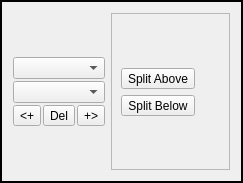
Qt form mqt/MqtBase/ScreenConfigElement.ui (Rsclub22/Minos2-Mirror) before a commit.
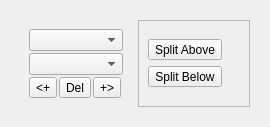
The same form after that commit.

Commit message: Use splitters rather than layouts to allow more flexibility

Patch:
```diff
--- a/mqt/MqtBase/ScreenConfigElement.ui
+++ b/mqt/MqtBase/ScreenConfigElement.ui
@@ -6,20 +6,25 @@
    <rect>
     <x>0</x>
     <y>0</y>
-    <width>243</width>
-    <height>183</height>
+    <width>270</width>
+    <height>114</height>
    </rect>
   </property>
   <property name="windowTitle">
    <string/>
   </property>
   <property name="frameShape">
-   <enum>QFrame::WinPanel</enum>
+   <enum>QFrame::Shape::NoFrame</enum>
   </property>
-  <layout class="QVBoxLayout" name="verticalLayout_3">
+  <property name="lineWidth">
+   <number>0</number>
+  </property>
+  <layout class="QHBoxLayout" name="horizontalLayout_3">
    <item>
+    <widget class="QFrame" name="cframe">
     <layout class="QHBoxLayout" name="horizontalLayout_2">
      <item>
+       <widget class="QFrame" name="typeFrame">
       <layout class="QVBoxLayout" name="verticalLayout">
        <property name="spacing">
         <number>2</number>
@@ -91,6 +96,7 @@
         </spacer>
        </item>
       </layout>
+       </widget>
      </item>
      <item>
       <widget class="QFrame" name="splitFrame">
@@ -144,14 +150,8 @@
        </layout>
       </widget>
      </item>
-     <item>
-      <layout class="QVBoxLayout" name="eleRowsVbl">
-       <property name="spacing">
-        <number>0</number>
-       </property>
-      </layout>
-     </item>
-    </layout>
+     </layout>
+    </widget>
    </item>
   </layout>
  </widget>
```
Left out of the diff: 12 changed lines with no effect on the pictures. Lines whose indentation alone changed are shown as unchanged. The commit also changes 9 other files.
